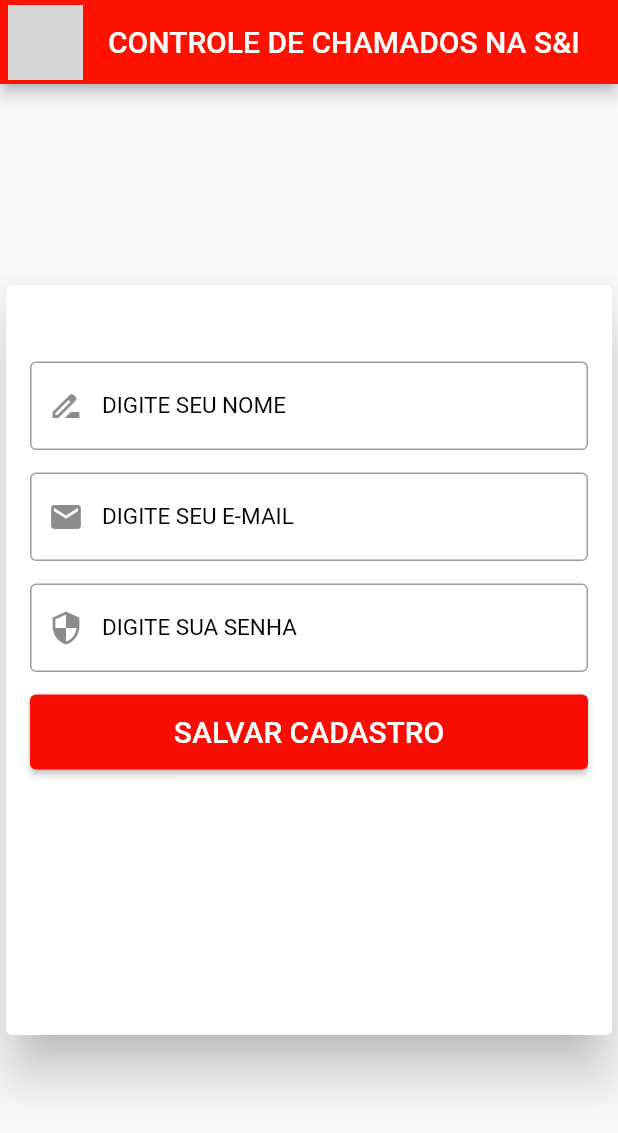
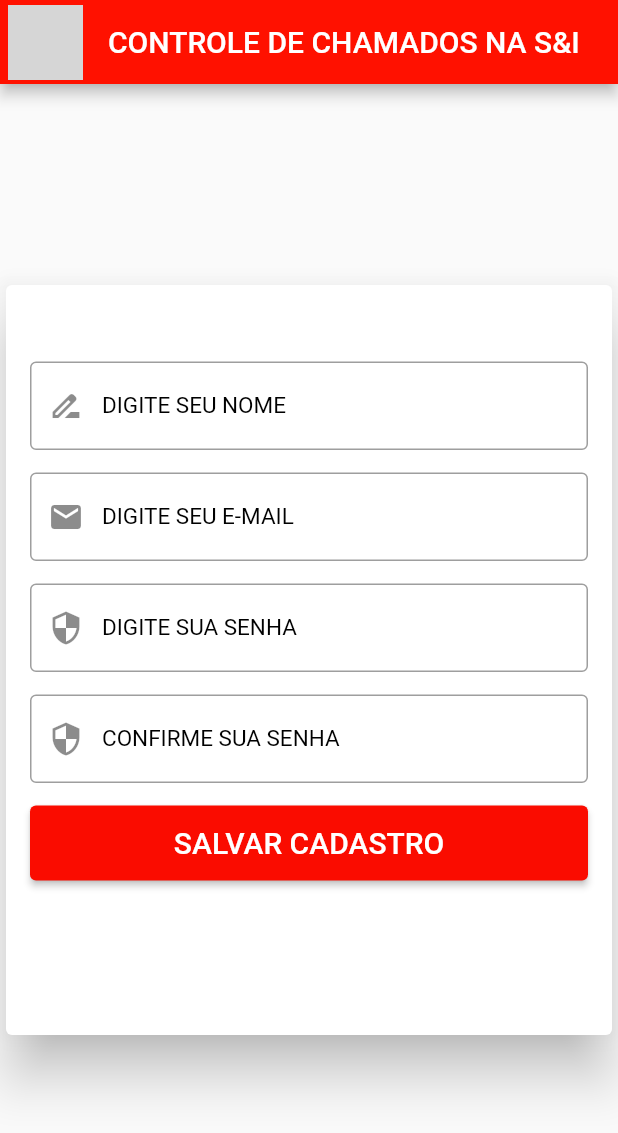
Before and after one commit to rafaelhenrique31/controle_chamdos, a Flutter app: the screen it shows after launch, on a phone screen of 412 x 824 dp. Shown: the top 1133 px of the screen. Run offline on Flutter 3.47's test engine with Material 2 defaults, Android fonts, the phone set to English and light mode, and no system bars; our stand-ins replace firebase_auth; accounts and stored records are empty; network calls fail; grey boxes are pictures that could not be loaded.

Commit message:
adicionando o campo de confirmar senha

```diff
--- a/lib/cadastro.dart
+++ b/lib/cadastro.dart
@@ -12,7 +12,6 @@ class _CadastroState extends State<Cadastro> {
 
   GlobalKey <FormState> _formkey = GlobalKey<FormState>();
   String NomeCadastro, emailCadastro, senhaCadastro;
-
   @override
   Widget build(BuildContext context) {
 
@@ -91,6 +90,27 @@ class _CadastroState extends State<Cadastro> {
 
                     ),
                     SizedBox(height: 15,),
+                    TextFormField(
+                      obscureText: true,
+                      decoration: InputDecoration(
+                        labelText: 'Confirme sua senha'.toUpperCase(),labelStyle: TextStyle(color: Colors.black,fontSize: 15),
+                        prefixIcon: Icon(Icons.security),
+                        border: OutlineInputBorder(),
+                      ),
+                      validator: (value){
+                        if(value.isEmpty){
+                          return 'o campo nao pode ser vazio';
+                        }
+                        return null;
+                      },
+                      onChanged: (value){
+                        setState(() {
+                          senhaCadastro = value.trim();
+                        });
+                      },
+
+                    ),
+                    SizedBox(height: 15,),
                     SizedBox(
                       width: 650,
                       height: 50,
```
